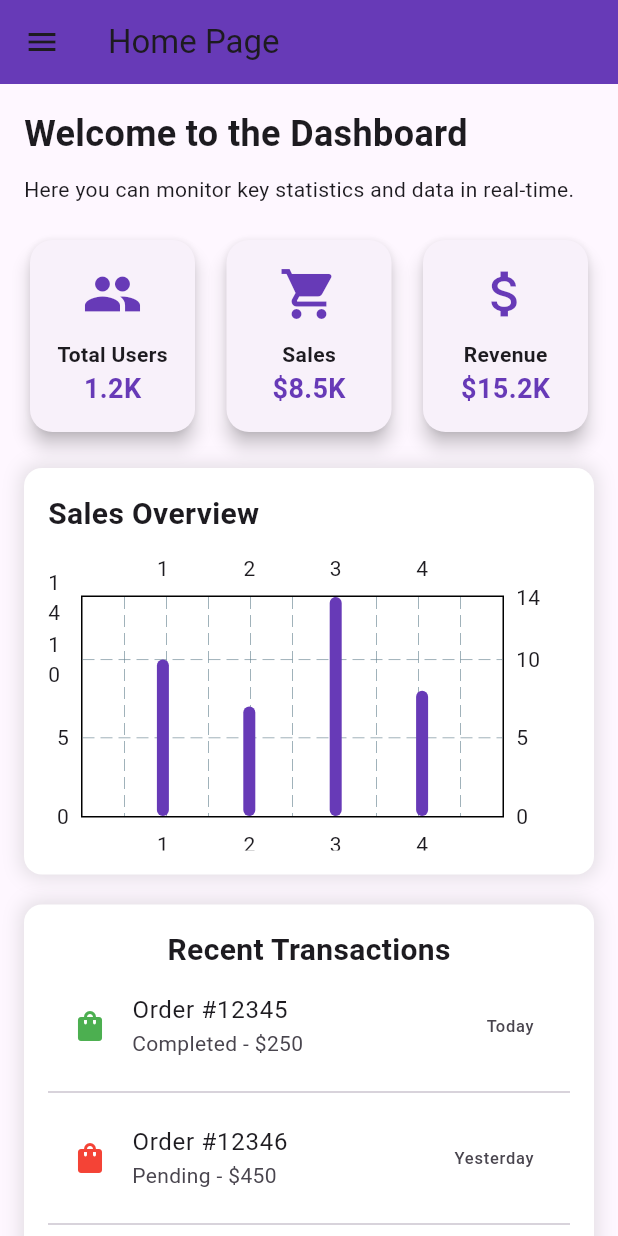
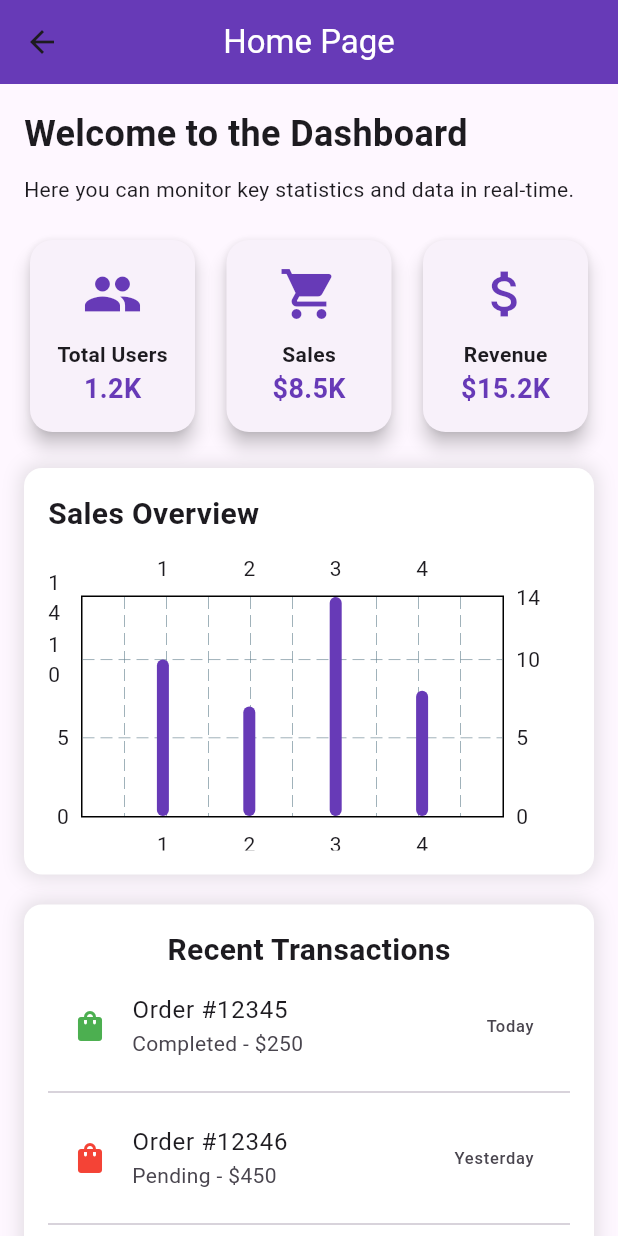
Before and after one commit to jamalihassan0307/Flutter-passkeys-authentication, a Flutter app: the HomePage screen opened directly, on a phone screen of 412 x 824 dp. Run offline on Flutter 3.47's test engine with Material 3 defaults, Android fonts, the phone set to English and light mode, and no system bars; drawn by our look-alikes of fl_chart; our stand-ins replace flutter_secure_storage, google_fonts, local_auth; accounts and stored records are empty.

Commit message:
page setting

```diff
--- a/lib/pages/home_page.dart
+++ b/lib/pages/home_page.dart
@@ -5,9 +5,12 @@ class HomePage extends StatelessWidget {
   @override
   Widget build(BuildContext context) {
     return Scaffold(
-      drawer: SideMenu(),
       appBar: AppBar(
-        title: Text('Home Page'),
+        centerTitle: true,
+        title: Text(
+          'Home Page',
+          style: TextStyle(color: Colors.white),
+        ),
         backgroundColor: Colors.deepPurple,
       ),
       body: SingleChildScrollView(
--- a/lib/pages/profile_page.dart
+++ b/lib/pages/profile_page.dart
@@ -10,12 +10,12 @@ class ProfilePage extends StatelessWidget {
     return Scaffold(
       appBar: AppBar(
         title: const Text('Profile',
-            style: TextStyle(fontWeight: FontWeight.bold)),
+            style: TextStyle(fontWeight: FontWeight.bold, color: Colors.white)),
         centerTitle: true,
         backgroundColor: Colors.deepPurple,
         actions: [
           IconButton(
-            icon: const Icon(Icons.logout),
+            icon: const Icon(Icons.logout, color: Colors.white),
             onPressed: () =>
                 Navigator.of(context).pushReplacementNamed('/login'),
           ),
--- a/lib/pages/setting_page.dart
+++ b/lib/pages/setting_page.dart
@@ -8,7 +8,7 @@ class SettingsPage extends StatelessWidget {
     return Scaffold(
       appBar: AppBar(
         title: const Text('Settings',
-            style: TextStyle(fontWeight: FontWeight.bold)),
+            style: TextStyle(fontWeight: FontWeight.bold, color: Colors.white)),
         centerTitle: true,
         backgroundColor: Colors.deepPurple,
       ),
```
